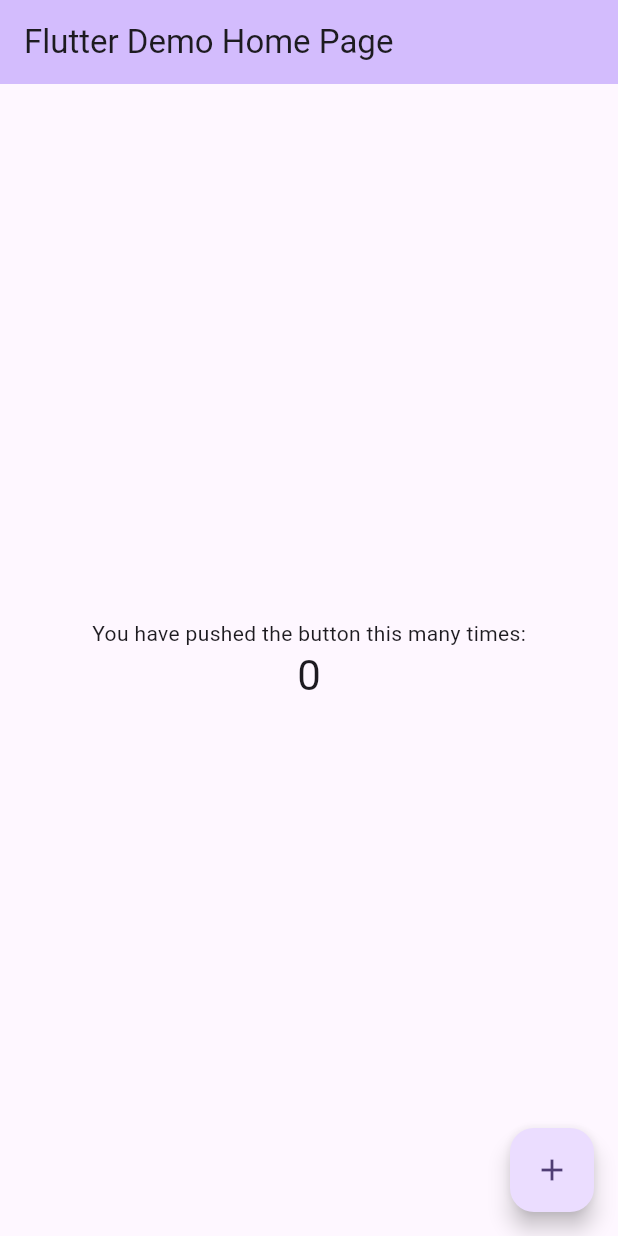
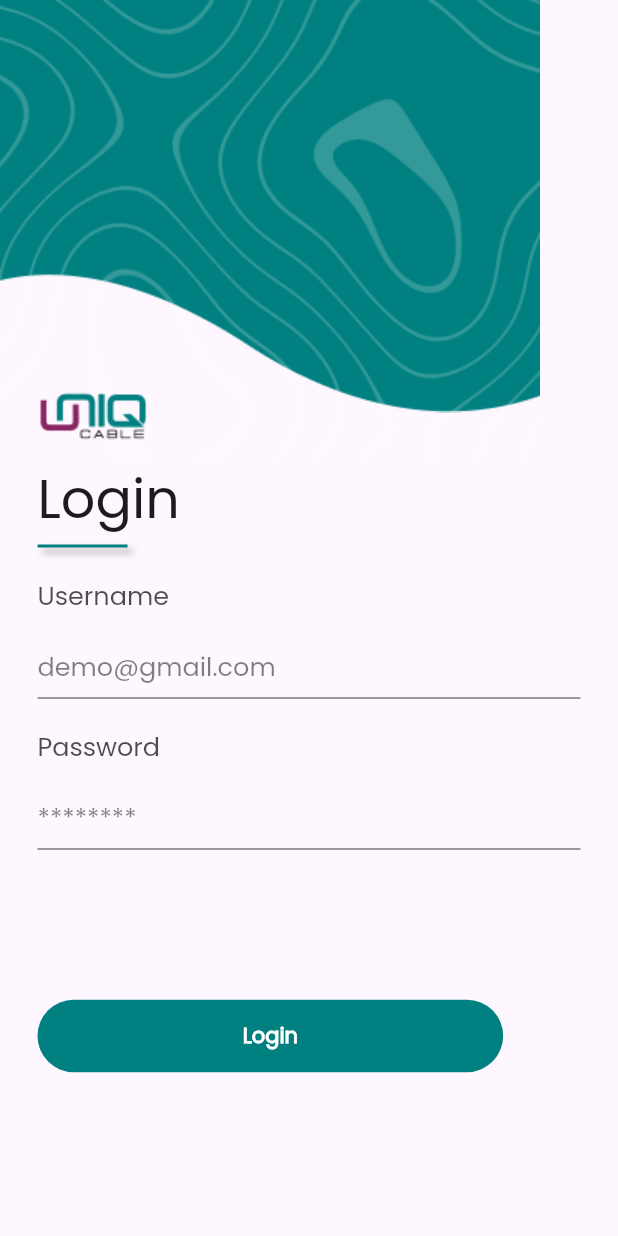
Before and after one commit to javads03/Uniq_Cable, a Flutter app: the screen it shows after launch, on a phone screen of 412 x 824 dp. Run offline on Flutter 3.47's test engine with Material 3 defaults, Android fonts, the light colour scheme and no system bars; our stand-ins replace bloc, equatable, flutter_bloc.

Commit message:
bloc navigation done

```diff
--- /dev/null
+++ b/lib/Bloc/login_bloc/login_bloc.dart
@@ -0,0 +1,24 @@
+import 'dart:math';
+
+import 'package:bloc/bloc.dart';
+import 'package:equatable/equatable.dart';
+
+part 'login_event.dart';
+part 'login_state.dart';
+
+class LoginBloc extends Bloc<LoginEvent, LoginState> {
+  LoginBloc() : super(LoginInitial()) {
+    on<LoginEvent>((event, emit) async {
+      // TODO: implement event handler
+      if(event is Login) {
+        if(event.username.isEmpty||event.password.isEmpty) {
+           emit(LoginFailure());
+        } else {
+          emit(LoginLoading());
+          await Future.delayed(Duration(seconds: 2), () => emit(LoginLoaded(username: event.username)));
+        }
+
+      }
+    });
+  }
+}
--- /dev/null
+++ b/lib/Bloc/login_bloc/login_event.dart
@@ -0,0 +1,14 @@
+part of 'login_bloc.dart';
+
+sealed class LoginEvent extends Equatable {
+  const LoginEvent();
+
+  @override
+  List<Object> get props => [];
+}
+
+class Login extends LoginEvent {
+  final String username;
+  final String password;
+  Login({required this.username, required this.password});
+}
--- /dev/null
+++ b/lib/Bloc/login_bloc/login_state.dart
@@ -0,0 +1,23 @@
+part of 'login_bloc.dart';
+
+sealed class LoginState extends Equatable {
+  const LoginState();
+
+  @override
+  List<Object> get props => [];
+}
+
+// Initial state of the login page
+final class LoginInitial extends LoginState {}
+
+// State of the login page when it is loading
+final class LoginLoading extends LoginState {}
+
+// State of the login page when it is loaded
+final class LoginLoaded extends LoginState {
+  final String username;
+  LoginLoaded({required this.username});
+}
+
+// State of the login page when it is failed
+final class LoginFailure extends LoginState {}
--- a/lib/main.dart
+++ b/lib/main.dart
@@ -1,125 +1,26 @@
 import 'package:flutter/material.dart';
+import 'package:flutter_bloc/flutter_bloc.dart';
+import 'package:uniq_cable/Bloc/login_bloc/login_bloc.dart';
+import 'package:uniq_cable/screens/home/home_page.dart';
+import 'package:uniq_cable/screens/login/login.dart';
+// Import your login page
 
 void main() {
-  runApp(const MyApp());
+  runApp(MyApp());
 }
 
 class MyApp extends StatelessWidget {
-  const MyApp({super.key});
-
-  // This widget is the root of your application.
   @override
   Widget build(BuildContext context) {
-    return MaterialApp(
-      title: 'Flutter Demo',
-      theme: ThemeData(
-        // This is the theme of your application.
-        //
-        // TRY THIS: Try running your application with "flutter run". You'll see
-        // the application has a purple toolbar. Then, without quitting the app,
-        // try changing the seedColor in the colorScheme below to Colors.green
-        // and then invoke "hot reload" (save your changes or press the "hot
-        // reload" button in a Flutter-supported IDE, or press "r" if you used
-        // the command line to start the app).
-        //
-        // Notice that the counter didn't reset back to zero; the application
-        // state is not lost during the reload. To reset the state, use hot
-        // restart instead.
-        //
-        // This works for code too, not just values: Most code changes can be
-        // tested with just a hot reload.
-        colorScheme: ColorScheme.fromSeed(seedColor: Colors.deepPurple),
-        useMaterial3: true,
+    return BlocProvider(
+      create: (context) => LoginBloc(), // Provide your LoginBloc here
+      child: MaterialApp(
+        initialRoute: '/login',
+        routes: {
+          '/login': (context) => LoginPage(),
+          '/home': (context) => HomePage(),
+        },
       ),
-      home: const MyHomePage(title: 'Flutter Demo Home Page'),
     );
   }
 }
-
-class MyHomePage extends StatefulWidget {
-  const MyHomePage({super.key, required this.title});
-
-  // This widget is the home page of your application. It is stateful, meaning
-  // that it has a State object (defined below) that contains fields that affect
-  // how it looks.
-
-  // This class is the configuration for the state. It holds the values (in this
-  // case the title) provided by the parent (in this case the App widget) and
-  // used by the build method of the State. Fields in a Widget subclass are
-  // always marked "final".
-
-  final String title;
-
-  @override
-  State<MyHomePage> createState() => _MyHomePageState();
-}
-
-class _MyHomePageState extends State<MyHomePage> {
-  int _counter = 0;
-
-  void _incrementCounter() {
-    setState(() {
-      // This call to setState tells the Flutter framework that something has
-      // changed in this State, which causes it to rerun the build method below
-      // so that the display can reflect the updated values. If we changed
-      // _counter without calling setState(), then the build method would not be
-      // called again, and so nothing would appear to happen.
-      _counter++;
-    });
-  }
-
-  @override
-  Widget build(BuildContext context) {
-    // This method is rerun every time setState is called, for instance as done
-    // by the _incrementCounter method above.
-    //
-    // The Flutter framework has been optimized to make rerunning build methods
-    // fast, so that you can just rebuild anything that needs updating rather
-    // than having to individually change instances of widgets.
-    return Scaffold(
-      appBar: AppBar(
-        // TRY THIS: Try changing the color here to a specific color (to
-        // Colors.amber, perhaps?) and trigger a hot reload to see the AppBar
-        // change color while the other colors stay the same.
-        backgroundColor: Theme.of(context).colorScheme.inversePrimary,
-        // Here we take the value from the MyHomePage object that was created by
-        // the App.build method, and use it to set our appbar title.
-        title: Text(widget.title),
-      ),
-      body: Center(
-        // Center is a layout widget. It takes a single child and positions it
-        // in the middle of the parent.
-        child: Column(
-          // Column is also a layout widget. It takes a list of children and
-          // arranges them vertically. By default, it sizes itself to fit its
-          // children horizontally, and tries to be as tall as its parent.
-          //
-          // Column has various properties to control how it sizes itself and
-          // how it positions its children. Here we use mainAxisAlignment to
-          // center the children vertically; the main axis here is the vertical
-          // axis because Columns are vertical (the cross axis would be
-          // horizontal).
-          //
-          // TRY THIS: Invoke "debug painting" (choose the "Toggle Debug Paint"
-          // action in the IDE, or press "p" in the console), to see the
-          // wireframe for each widget.
-          mainAxisAlignment: MainAxisAlignment.center,
-          children: <Widget>[
-            const Text(
-              'You have pushed the button this many times:',
-            ),
-            Text(
-              '$_counter',
-              style: Theme.of(context).textTheme.headlineMedium,
-            ),
-          ],
-        ),
-      ),
-      floatingActionButton: FloatingActionButton(
-        onPressed: _incrementCounter,
-        tooltip: 'Increment',
-        child: const Icon(Icons.add),
-      ), // This trailing comma makes auto-formatting nicer for build methods.
-    );
-  }
-}
--- /dev/null
+++ b/lib/screens/login/login.dart
@@ -0,0 +1,194 @@
+import 'package:flutter/material.dart';
+import 'package:flutter/widgets.dart';
+import 'package:flutter_bloc/flutter_bloc.dart';
+import 'package:uniq_cable/Bloc/home_bloc/home_bloc_bloc.dart';
+import 'package:uniq_cable/Bloc/login_bloc/login_bloc.dart';
+
+class LoginPage extends StatelessWidget {
+  @override
+  Widget build(BuildContext context) {
+    return Scaffold(
+        body: BlocConsumer<LoginBloc, LoginState>(
+      listener: (context, state) {
+        if (state is LoginLoaded) {
+          Navigator.of(context).pushNamed('/home', arguments: state.username);
+        } else if (state is LoginFailure) {
+          ScaffoldMessenger.of(context).showSnackBar(
+            SnackBar(
+              content: Text('Login Failed'),
+              backgroundColor: Colors.red,
+            ),
+          );
+        }
+      },
+      builder: (context, state) {
+        if (state is LoginLoading) {
+          return Center(
+            child: CircularProgressIndicator(),
+          );
+        } else {
+          return buildInitialInput();
+        }
+      },
+    ));
+  }
+}
+
+Widget buildInitialInput() => Container(
+      child: SingleChildScrollView(
+        child: Column(
+          crossAxisAlignment: CrossAxisAlignment.start,
+          children: [
+            Stack(children: [
+              Image.asset(
+                'assets/images/curve_bg.png',
+                fit: BoxFit.fitWidth,
+              ),
+              Image.asset(
+                'assets/images/curve_noise.png',
+                fit: BoxFit.fitWidth,
+              ),
+              Positioned(
+                  top: 260,
+                  left: 25,
+                  child: Image.asset('assets/images/uniq.png')),
+            ]),
+            Padding(
+              padding: const EdgeInsets.symmetric(horizontal: 25.0),
+              child: Column(
+                crossAxisAlignment: CrossAxisAlignment.start,
+                children: [
+                  Text(
+                    'Login',
+                    style: TextStyle(
+                      fontFamily: 'Poppins',
+                      fontSize: 36.0,
+                      fontWeight: FontWeight.w400,
+                      letterSpacing: 0.0,
+                    ),
+                  ),
+                  SizedBox(height: 5),
+                  Container(
+                    width: 60,
+                    height: 2, // Assuming square container based on width value
+                    decoration: BoxDecoration(
+                      color: Color(0xFF008081),
+                      boxShadow: [
+                        BoxShadow(
+                          offset: Offset(3.45064377784729, 3.45064377784729),
+                          blurRadius: 3.45064377784729,
+                          color: Color(0xFF000000).withOpacity(0.40),
+                        ),
+                      ],
+                    ),
+
+                    // Other child widgets can be added here
+                  ),
+                  SizedBox(height: 20),
+                  Text(
+                    'Username',
+                    style: TextStyle(
+                        fontFamily: 'Poppins',
+                        fontSize: 17.0,
+                        fontWeight: FontWeight.w400,
+                        letterSpacing: 0.0,
+                        color: Colors.black.withOpacity(0.7)),
+                  ),
+                  _usernameField(),
+                  SizedBox(height: 20),
+                  Text(
+                    'Password',
+                    style: TextStyle(
+                        fontFamily: 'Poppins',
+                        fontSize: 17.0,
+                        fontWeight: FontWeight.w400,
+                        letterSpacing: 0.0,
+                        color: Colors.black.withOpacity(0.7)),
+                  ),
+                  _passwordField(),
+                  SizedBox(height: 100),
+                  LoginButton(),
+                ],
+              ),
+            ),
+          ],
+        ),
+      ),
+    );
+
+Widget _usernameField() {
+  return TextFormField(
+    decoration: InputDecoration(
+      labelText: 'demo@gmail.com',
+      labelStyle: TextStyle(
+        fontFamily: 'Poppins',
+        fontSize: 17.0,
+        fontWeight: FontWeight.w400,
+        letterSpacing: 0.0,
+        color: Colors.black.withOpacity(0.5),
+      ),
+      focusedBorder: UnderlineInputBorder(
+        borderSide: BorderSide(color: Color(0xFF008081)),
+      ),
+      alignLabelWithHint: true,
+    ),
+    validator: (value) {},
+  );
+}
+
+Widget _passwordField() {
+  return TextFormField(
+    decoration: InputDecoration(
+      labelText: '********',
+      labelStyle: TextStyle(
+        fontFamily: 'Poppins',
+        fontSize: 17.0,
+        fontWeight: FontWeight.w400,
+        letterSpacing: 0.0,
+        color: Colors.black.withOpacity(0.5),
+      ),
+      focusedBorder: UnderlineInputBorder(
+        borderSide: BorderSide(color: Color(0xFF008081)),
+      ),
+      alignLabelWithHint: true,
+    ),
+    obscureText: true,
+    validator: (value) {},
+  );
+}
+
+class LoginButton extends StatelessWidget {
+  @override
+  Widget build(BuildContext context) {
+    return GestureDetector(
+      onTap: () {
+        BlocProvider.of<LoginBloc>(context).add(Login(
+                username: "admin",
+                password:
+                    "123456") // Add username and password here to test login
+            );
+      },
+      child: Container(
+        width: 310.44,
+        height: 48.31,
+        decoration: BoxDecoration(
+          color: Color(0xFF008080),
+          borderRadius: BorderRadius.circular(43.13),
+          // Add other decoration properties if needed
+        ),
+        child: Center(
+          child: Text(
+            'Login',
+            style: TextStyle(
+              fontFamily: 'Poppins',
+              fontSize: 14.0,
+              fontWeight: FontWeight.w700,
+              letterSpacing: 0.0,
+              color: Colors.white,
+            ),
+          ),
+        ),
+      ),
+    );
+  }
+}
```
Also changed, not shown: lib/Bloc/home_bloc/home_bloc_bloc.dart (added, +17 -0 lines), lib/Bloc/home_bloc/home_bloc_event.dart (added, +10 -0 lines), lib/Bloc/home_bloc/home_bloc_state.dart (added, +13 -0 lines), lib/routes/generated_routes.dart (added, +28 -0 lines), lib/screens/home/home_page.dart (added, +10 -0 lines), pubspec.yaml (+8 -6 lines), assets/font/Poppins-Regular.ttf (added), assets/images/curve_bg.png (added), assets/images/curve_noise.png (added), assets/images/uniq.png (added), pubspec.lock.
